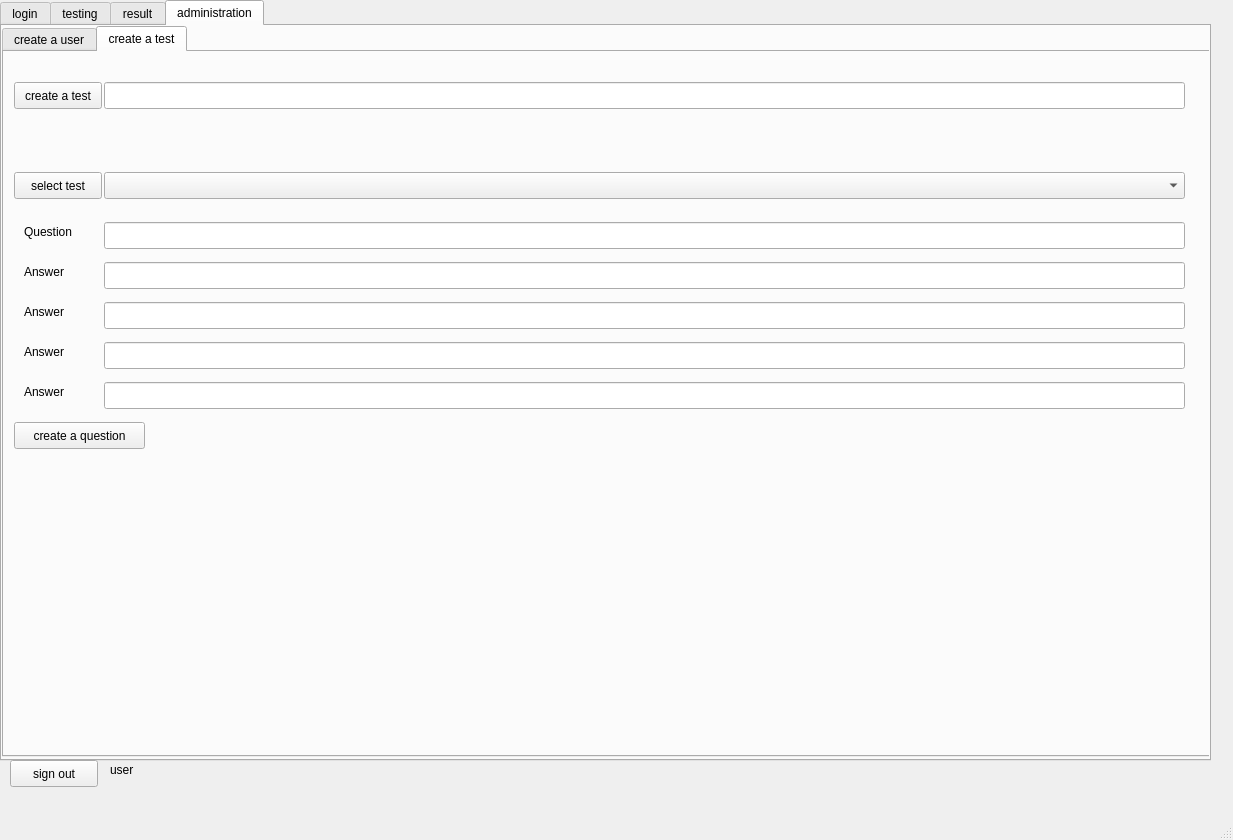
The window that gui/mainWindow.ui (nedochukov/testing) describes before a commit, drawn with Qt 5.
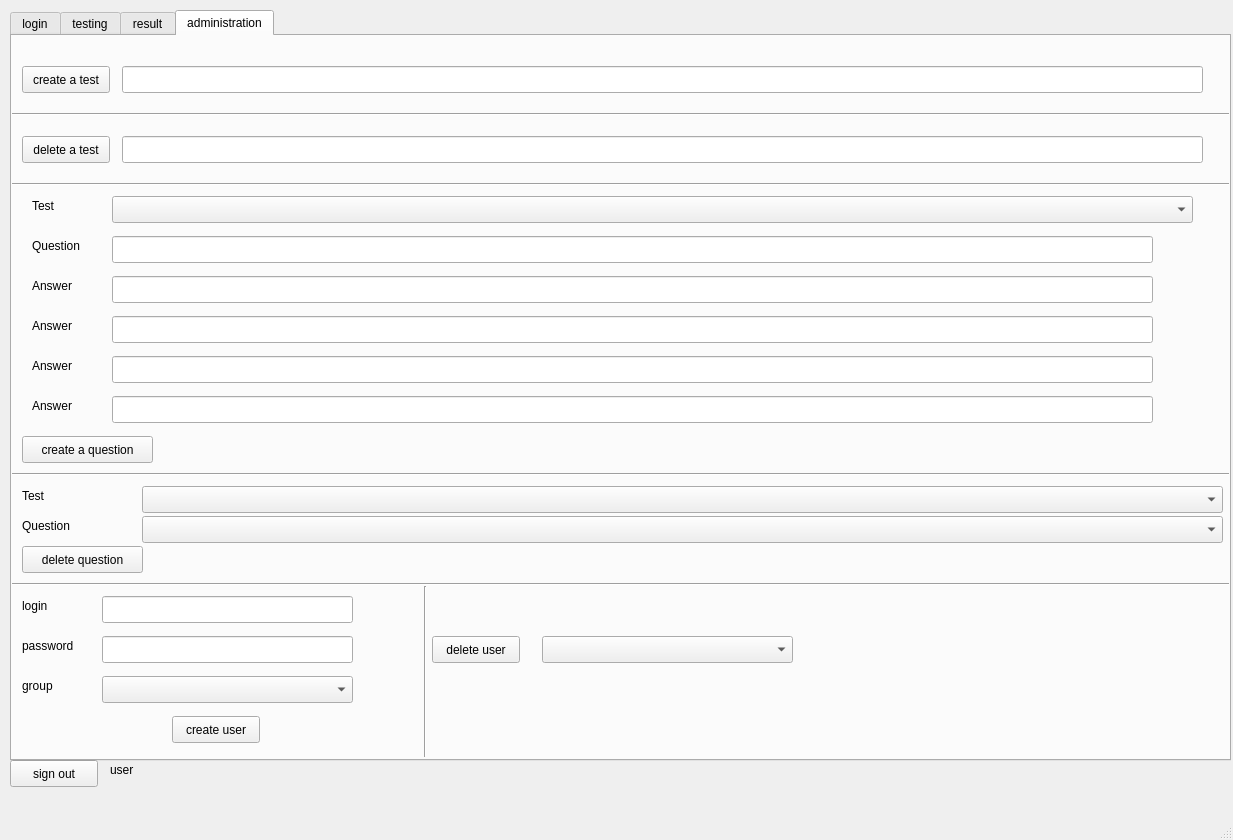
The same window after the commit. The open tabs and pages were chosen to show the change.

```diff
--- a/gui/mainWindow.ui
+++ b/gui/mainWindow.ui
@@ -14,13 +14,39 @@
    <string>MainWindow</string>
   </property>
   <widget class="QWidget" name="centralwidget">
+   <widget class="QPushButton" name="sign_out_pushButton">
+    <property name="geometry">
+     <rect>
+      <x>10</x>
+      <y>760</y>
+      <width>88</width>
+      <height>27</height>
+     </rect>
+    </property>
+    <property name="text">
+     <string>sign out</string>
+    </property>
+   </widget>
+   <widget class="QLabel" name="user_label">
+    <property name="geometry">
+     <rect>
+      <x>110</x>
+      <y>760</y>
+      <width>67</width>
+      <height>19</height>
+     </rect>
+    </property>
+    <property name="text">
+     <string>user</string>
+    </property>
+   </widget>
    <widget class="QTabWidget" name="testing_tabWidget">
     <property name="geometry">
      <rect>
-      <x>0</x>
-      <y>0</y>
-      <width>1211</width>
-      <height>761</height>
+      <x>10</x>
+      <y>10</y>
+      <width>1221</width>
+      <height>751</height>
      </rect>
     </property>
     <property name="currentIndex">
@@ -33,8 +59,8 @@
      <widget class="QLabel" name="login_label">
       <property name="geometry">
        <rect>
-        <x>140</x>
-        <y>150</y>
+        <x>10</x>
+        <y>20</y>
         <width>67</width>
         <height>17</height>
        </rect>
@@ -46,8 +72,8 @@
      <widget class="QLabel" name="password_label">
       <property name="geometry">
        <rect>
-        <x>140</x>
-        <y>180</y>
+        <x>10</x>
+        <y>50</y>
         <width>67</width>
         <height>17</height>
        </rect>
@@ -59,8 +85,8 @@
      <widget class="QLineEdit" name="login_lineEdit">
       <property name="geometry">
        <rect>
-        <x>230</x>
-        <y>150</y>
+        <x>80</x>
+        <y>20</y>
         <width>171</width>
         <height>25</height>
        </rect>
@@ -69,8 +95,8 @@
      <widget class="QLineEdit" name="password_lineEdit">
       <property name="geometry">
        <rect>
-        <x>230</x>
-        <y>180</y>
+        <x>80</x>
+        <y>50</y>
         <width>171</width>
         <height>25</height>
        </rect>
@@ -79,8 +105,8 @@
      <widget class="QPushButton" name="sig_in_pushButton">
       <property name="geometry">
        <rect>
-        <x>260</x>
-        <y>220</y>
+        <x>120</x>
+        <y>80</y>
         <width>89</width>
         <height>25</height>
        </rect>
@@ -247,7 +273,7 @@
        <string>select test</string>
       </property>
      </widget>
-     <widget class="QLabel" name="result_label">
+     <widget class="QLabel" name="result_user_label">
       <property name="geometry">
        <rect>
         <x>0</x>
@@ -266,31 +292,166 @@
       <string>result</string>
      </attribute>
     </widget>
-    <widget class="QWidget" name="admin_tab">
+    <widget class="QWidget" name="administration_tab">
      <attribute name="title">
       <string>administration</string>
      </attribute>
-     <widget class="QTabWidget" name="administration_tabWidget">
+     <widget class="QComboBox" name="select_test_for_create_question_comboBox">
+      <property name="geometry">
+       <rect>
+        <x>100</x>
+        <y>160</y>
+        <width>1081</width>
+        <height>27</height>
+       </rect>
+      </property>
+     </widget>
+     <widget class="QLineEdit" name="lineEdit_6">
+      <property name="geometry">
+       <rect>
+        <x>100</x>
+        <y>280</y>
+        <width>1041</width>
+        <height>27</height>
+       </rect>
+      </property>
+     </widget>
+     <widget class="QLabel" name="create_answer2_label">
+      <property name="geometry">
+       <rect>
+        <x>20</x>
+        <y>280</y>
+        <width>67</width>
+        <height>19</height>
+       </rect>
+      </property>
+      <property name="text">
+       <string>Answer</string>
+      </property>
+     </widget>
+     <widget class="QLineEdit" name="lineEdit_7">
+      <property name="geometry">
+       <rect>
+        <x>100</x>
+        <y>200</y>
+        <width>1041</width>
+        <height>27</height>
+       </rect>
+      </property>
+     </widget>
+     <widget class="QLineEdit" name="lineEdit_8">
+      <property name="geometry">
+       <rect>
+        <x>100</x>
+        <y>240</y>
+        <width>1041</width>
+        <height>27</height>
+       </rect>
+      </property>
+     </widget>
+     <widget class="QLabel" name="create_answer1_label">
+      <property name="geometry">
+       <rect>
+        <x>20</x>
+        <y>240</y>
+        <width>67</width>
+        <height>19</height>
+       </rect>
+      </property>
+      <property name="text">
+       <string>Answer</string>
+      </property>
+     </widget>
+     <widget class="QLineEdit" name="lineEdit_9">
+      <property name="geometry">
+       <rect>
+        <x>100</x>
+        <y>320</y>
+        <width>1041</width>
+        <height>27</height>
+       </rect>
+      </property>
+     </widget>
+     <widget class="QLineEdit" name="lineEdit_10">
+      <property name="geometry">
+       <rect>
+        <x>100</x>
+        <y>360</y>
+        <width>1041</width>
+        <height>27</height>
+       </rect>
+      </property>
+     </widget>
+     <widget class="QLabel" name="create_answer3_label">
+      <property name="geometry">
+       <rect>
+        <x>20</x>
+        <y>320</y>
+        <width>67</width>
+        <height>19</height>
+       </rect>
+      </property>
+      <property name="text">
+       <string>Answer</string>
+      </property>
+     </widget>
+     <widget class="QLabel" name="create_answer4_label">
+      <property name="geometry">
+       <rect>
+        <x>20</x>
+        <y>360</y>
+        <width>67</width>
+        <height>19</height>
+       </rect>
+      </property>
+      <property name="text">
+       <string>Answer</string>
+      </property>
+     </widget>
+     <widget class="QLabel" name="create_question_label">
+      <property name="geometry">
+       <rect>
+        <x>20</x>
+        <y>200</y>
+        <width>67</width>
+        <height>19</height>
+       </rect>
+      </property>
+      <property name="text">
+       <string>Question</string>
+      </property>
+     </widget>
+     <widget class="QPushButton" name="create_question_pushButton">
+      <property name="geometry">
+       <rect>
+        <x>10</x>
+        <y>400</y>
+        <width>131</width>
+        <height>27</height>
+       </rect>
+      </property>
+      <property name="text">
+       <string>create a question</string>
+      </property>
+     </widget>
+     <widget class="Line" name="create_test_line_2">
       <property name="geometry">
        <rect>
         <x>0</x>
-        <y>0</y>
-        <width>1211</width>
-        <height>731</height>
+        <y>540</y>
+        <width>1221</width>
+        <height>16</height>
        </rect>
       </property>
-      <property name="currentIndex">
-       <number>0</number>
+      <property name="orientation">
+       <enum>Qt::Horizontal</enum>
       </property>
-      <widget class="QWidget" name="create_user_tab">
-       <attribute name="title">
-        <string>create a user</string>
-       </attribute>
-       <widget class="QPushButton" name="pushButton">
+     </widget>
+     <widget class="QPushButton" name="pushButton_4">
         <property name="geometry">
          <rect>
-          <x>170</x>
-          <y>190</y>
+        <x>160</x>
+        <y>680</y>
           <width>88</width>
           <height>27</height>
          </rect>
@@ -299,67 +460,11 @@
          <string>create user</string>
         </property>
        </widget>
-       <widget class="QLineEdit" name="login_new_lineEdit">
+     <widget class="QLabel" name="group_user_new_label_2">
         <property name="geometry">
          <rect>
-          <x>100</x>
-          <y>70</y>
-          <width>251</width>
-          <height>27</height>
-         </rect>
-        </property>
-       </widget>
-       <widget class="QLineEdit" name="password_new_lineEdit">
-        <property name="geometry">
-         <rect>
-          <x>100</x>
-          <y>110</y>
-          <width>251</width>
-          <height>27</height>
-         </rect>
-        </property>
-       </widget>
-       <widget class="QLabel" name="login_new_label">
-        <property name="geometry">
-         <rect>
-          <x>20</x>
-          <y>70</y>
-          <width>121</width>
-          <height>19</height>
-         </rect>
-        </property>
-        <property name="text">
-         <string>login</string>
-        </property>
-       </widget>
-       <widget class="QLabel" name="password_new_label">
-        <property name="geometry">
-         <rect>
-          <x>20</x>
-          <y>110</y>
-          <width>111</width>
-          <height>19</height>
-         </rect>
-        </property>
-        <property name="text">
-         <string>password</string>
-        </property>
-       </widget>
-       <widget class="QComboBox" name="comboBox">
-        <property name="geometry">
-         <rect>
-          <x>100</x>
-          <y>150</y>
-          <width>251</width>
-          <height>27</height>
-         </rect>
-        </property>
-       </widget>
-       <widget class="QLabel" name="group_user_new_label">
-        <property name="geometry">
-         <rect>
-          <x>20</x>
-          <y>150</y>
+        <x>10</x>
+        <y>640</y>
           <width>67</width>
           <height>19</height>
          </rect>
@@ -368,22 +473,73 @@
          <string>group</string>
         </property>
        </widget>
-      </widget>
-      <widget class="QWidget" name="create_test_tab">
-       <attribute name="title">
-        <string>create a test</string>
-       </attribute>
+     <widget class="QComboBox" name="comboBox_2">
+      <property name="geometry">
+       <rect>
+        <x>90</x>
+        <y>640</y>
+        <width>251</width>
+        <height>27</height>
+       </rect>
+      </property>
+     </widget>
+     <widget class="QLabel" name="password_new_label_2">
+      <property name="geometry">
+       <rect>
+        <x>10</x>
+        <y>600</y>
+        <width>111</width>
+        <height>19</height>
+       </rect>
+      </property>
+      <property name="text">
+       <string>password</string>
+      </property>
+     </widget>
+     <widget class="QLineEdit" name="password_new_lineEdit_2">
+      <property name="geometry">
+       <rect>
+        <x>90</x>
+        <y>600</y>
+        <width>251</width>
+        <height>27</height>
+       </rect>
+      </property>
+     </widget>
+     <widget class="QLineEdit" name="login_new_lineEdit_2">
+      <property name="geometry">
+       <rect>
+        <x>90</x>
+        <y>560</y>
+        <width>251</width>
+        <height>27</height>
+       </rect>
+      </property>
+     </widget>
+     <widget class="QLabel" name="login_new_label_2">
+      <property name="geometry">
+       <rect>
+        <x>10</x>
+        <y>560</y>
+        <width>121</width>
+        <height>19</height>
+       </rect>
+      </property>
+      <property name="text">
+       <string>login</string>
+      </property>
+     </widget>
        <widget class="QLineEdit" name="create_test_lineEdit">
         <property name="geometry">
          <rect>
-          <x>100</x>
+        <x>110</x>
           <y>30</y>
           <width>1081</width>
           <height>27</height>
          </rect>
         </property>
        </widget>
-       <widget class="QPushButton" name="create_test_pushButton">
+     <widget class="QPushButton" name="create_create_test_pushButton">
         <property name="geometry">
          <rect>
           <x>10</x>
@@ -396,84 +552,168 @@
          <string>create a test</string>
         </property>
        </widget>
-       <widget class="QComboBox" name="select_test_for_create_comboBox">
+     <widget class="Line" name="line">
         <property name="geometry">
          <rect>
-          <x>100</x>
-          <y>120</y>
+        <x>403</x>
+        <y>550</y>
+        <width>20</width>
+        <height>171</height>
+       </rect>
+      </property>
+      <property name="orientation">
+       <enum>Qt::Vertical</enum>
+      </property>
+     </widget>
+     <widget class="Line" name="line_2">
+      <property name="geometry">
+       <rect>
+        <x>0</x>
+        <y>140</y>
+        <width>1221</width>
+        <height>16</height>
+       </rect>
+      </property>
+      <property name="orientation">
+       <enum>Qt::Horizontal</enum>
+      </property>
+     </widget>
+     <widget class="Line" name="line_3">
+      <property name="geometry">
+       <rect>
+        <x>0</x>
+        <y>430</y>
+        <width>1221</width>
+        <height>16</height>
+       </rect>
+      </property>
+      <property name="orientation">
+       <enum>Qt::Horizontal</enum>
+      </property>
+     </widget>
+     <widget class="Line" name="line_4">
+      <property name="geometry">
+       <rect>
+        <x>0</x>
+        <y>70</y>
+        <width>1221</width>
+        <height>16</height>
+       </rect>
+      </property>
+      <property name="orientation">
+       <enum>Qt::Horizontal</enum>
+      </property>
+     </widget>
+     <widget class="QLineEdit" name="delete_test_lineEdit">
+      <property name="geometry">
+       <rect>
+        <x>110</x>
+        <y>100</y>
           <width>1081</width>
           <height>27</height>
          </rect>
         </property>
        </widget>
-       <widget class="QPushButton" name="selec_test_for_create_pushButton">
+     <widget class="QPushButton" name="delete_test_pushButton">
         <property name="geometry">
          <rect>
           <x>10</x>
-          <y>120</y>
+        <y>100</y>
           <width>88</width>
           <height>27</height>
          </rect>
         </property>
         <property name="text">
-         <string>select test</string>
-        </property>
-       </widget>
-       <widget class="QLineEdit" name="lineEdit">
+       <string>delete a test</string>
+      </property>
+     </widget>
+     <widget class="QComboBox" name="comboBox_3">
         <property name="geometry">
          <rect>
-          <x>100</x>
-          <y>170</y>
-          <width>1081</width>
+        <x>530</x>
+        <y>600</y>
+        <width>251</width>
           <height>27</height>
          </rect>
         </property>
        </widget>
-       <widget class="QLineEdit" name="lineEdit_2">
+     <widget class="QPushButton" name="pushButton_5">
         <property name="geometry">
          <rect>
-          <x>100</x>
-          <y>210</y>
-          <width>1081</width>
+        <x>420</x>
+        <y>600</y>
+        <width>88</width>
           <height>27</height>
          </rect>
         </property>
-       </widget>
-       <widget class="QLineEdit" name="lineEdit_3">
+      <property name="text">
+       <string>delete user</string>
+      </property>
+     </widget>
+     <widget class="QComboBox" name="select_test_for_create_comboBox_2">
         <property name="geometry">
          <rect>
-          <x>100</x>
-          <y>250</y>
+        <x>130</x>
+        <y>450</y>
           <width>1081</width>
           <height>27</height>
          </rect>
         </property>
        </widget>
-       <widget class="QLineEdit" name="lineEdit_4">
+     <widget class="QPushButton" name="selec_test_for_create_pushButton_4">
         <property name="geometry">
          <rect>
-          <x>100</x>
-          <y>290</y>
-          <width>1081</width>
+        <x>10</x>
+        <y>510</y>
+        <width>121</width>
           <height>27</height>
          </rect>
         </property>
-       </widget>
-       <widget class="QLineEdit" name="lineEdit_5">
+      <property name="text">
+       <string>delete question</string>
+      </property>
+     </widget>
+     <widget class="QComboBox" name="select_test_for_create_comboBox_3">
         <property name="geometry">
          <rect>
-          <x>100</x>
-          <y>330</y>
+        <x>130</x>
+        <y>480</y>
           <width>1081</width>
           <height>27</height>
          </rect>
         </property>
        </widget>
-       <widget class="QLabel" name="label">
+     <widget class="QLabel" name="select_test_forcreate_question_label">
         <property name="geometry">
          <rect>
           <x>20</x>
-          <y>170</y>
+        <y>160</y>
+        <width>67</width>
+        <height>19</height>
+       </rect>
+      </property>
+      <property name="text">
+       <string>Test</string>
+      </property>
+     </widget>
+     <widget class="QLabel" name="select_test_forcreate_question_label_2">
+      <property name="geometry">
+       <rect>
+        <x>10</x>
+        <y>450</y>
+        <width>67</width>
+        <height>19</height>
+       </rect>
+      </property>
+      <property name="text">
+       <string>Test</string>
+      </property>
+     </widget>
+     <widget class="QLabel" name="select_test_forcreate_question_label_3">
+      <property name="geometry">
+       <rect>
+        <x>10</x>
+        <y>480</y>
           <width>67</width>
           <height>19</height>
          </rect>
@@ -482,100 +722,7 @@
          <string>Question</string>
         </property>
        </widget>
-       <widget class="QLabel" name="label_2">
-        <property name="geometry">
-         <rect>
-          <x>20</x>
-          <y>210</y>
-          <width>67</width>
-          <height>19</height>
-         </rect>
-        </property>
-        <property name="text">
-         <string>Answer</string>
-        </property>
-       </widget>
-       <widget class="QLabel" name="label_3">
-        <property name="geometry">
-         <rect>
-          <x>20</x>
-          <y>250</y>
-          <width>67</width>
-          <height>19</height>
-         </rect>
-        </property>
-        <property name="text">
-         <string>Answer</string>
-        </property>
-       </widget>
-       <widget class="QLabel" name="label_4">
-        <property name="geometry">
-         <rect>
-          <x>20</x>
-          <y>290</y>
-          <width>67</width>
-          <height>19</height>
-         </rect>
-        </property>
-        <property name="text">
-         <string>Answer</string>
-        </property>
-       </widget>
-       <widget class="QLabel" name="label_5">
-        <property name="geometry">
-         <rect>
-          <x>20</x>
-          <y>330</y>
-          <width>67</width>
-          <height>19</height>
-         </rect>
-        </property>
-        <property name="text">
-         <string>Answer</string>
-        </property>
-       </widget>
-       <widget class="QPushButton" name="pushButton_2">
-        <property name="geometry">
-         <rect>
-          <x>10</x>
-          <y>370</y>
-          <width>131</width>
-          <height>27</height>
-         </rect>
-        </property>
-        <property name="text">
-         <string>create a question</string>
-        </property>
-       </widget>
-      </widget>
-     </widget>
-    </widget>
-   </widget>
-   <widget class="QPushButton" name="sign_out_pushButton">
-    <property name="geometry">
-     <rect>
-      <x>10</x>
-      <y>760</y>
-      <width>88</width>
-      <height>27</height>
-     </rect>
-    </property>
-    <property name="text">
-     <string>sign out</string>
-    </property>
-   </widget>
-   <widget class="QLabel" name="user_label">
-    <property name="geometry">
-     <rect>
-      <x>110</x>
-      <y>760</y>
-      <width>67</width>
-      <height>19</height>
-     </rect>
-    </property>
-    <property name="text">
-     <string>user</string>
-    </property>
+    </widget>
    </widget>
   </widget>
   <widget class="QMenuBar" name="menubar">
```
Lines whose indentation alone changed are shown as unchanged.
